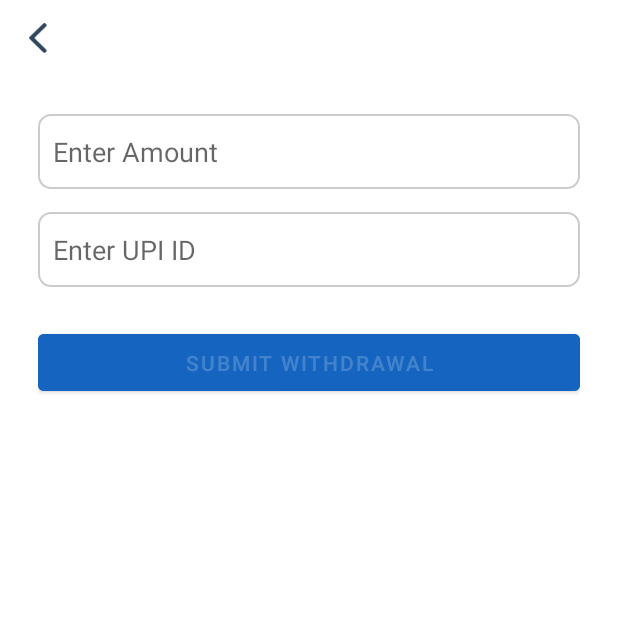
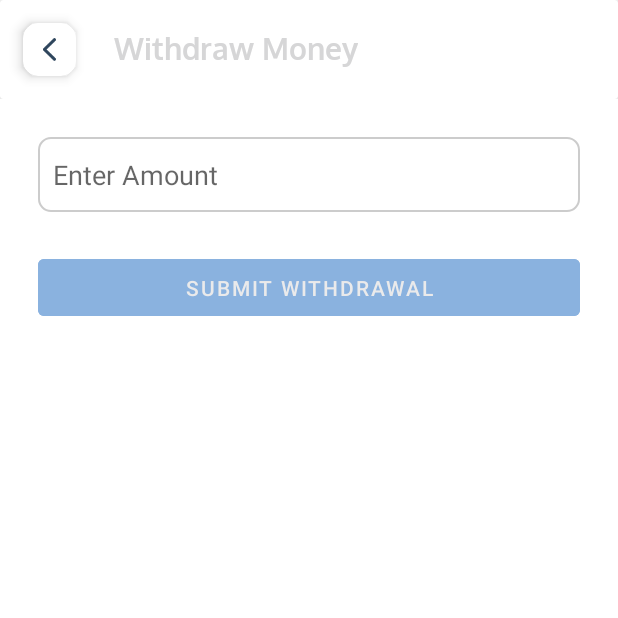
Before and after one commit to rahulpatil8432/primeplays, an Android app: the withdraw_money screen opened directly, with no data from a screen before it, on a phone screen of 412 x 824 dp, the top half of it. Run offline under Robolectric (Android 15) with nearby library versions, the phone set to English and light mode, and no system bars; our stand-ins replace Firebase (no records; nobody signed in at launch, a user with empty details on screens opened directly).

Commit message:
withdraw money add account and ifsc also add validation on field and disabled the button

```diff
--- a/app/src/main/java/com/rkonline/android/withdraw_money.java
+++ b/app/src/main/java/com/rkonline/android/withdraw_money.java
@@ -1,7 +1,10 @@
 package com.rkonline.android;
 
 import android.os.Bundle;
+import android.text.Editable;
 import android.text.TextUtils;
+import android.text.TextWatcher;
+import android.view.View;
 import android.widget.EditText;
 import android.widget.Toast;
 
@@ -14,10 +17,10 @@ import java.util.Map;
 
 public class withdraw_money extends AppCompatActivity {
 
-    EditText amountInput, upiInput;
+    EditText amountInput, upiInput,accNoInput,IFSCcodeInput;
     FirebaseFirestore db;
 
-    String userMobile;
+    String userMobile,wallet;
 
     @Override
     protected void onCreate(Bundle savedInstanceState) {
@@ -26,15 +29,42 @@ public class withdraw_money extends AppCompatActivity {
 
         amountInput = findViewById(R.id.amount);
         upiInput = findViewById(R.id.upi);
+        accNoInput = findViewById(R.id.accNo);
+        IFSCcodeInput = findViewById(R.id.IFSCcode);
+        upiInput.setVisibility(View.GONE);
+        accNoInput.setVisibility(View.GONE);
+        IFSCcodeInput.setVisibility(View.GONE);
+        userMobile = getSharedPreferences(constant.prefs, MODE_PRIVATE)
+                .getString("mobile", null);
+        wallet =  getSharedPreferences(constant.prefs, MODE_PRIVATE)
+                .getString("wallet", null);
 
+        findViewById(R.id.submit).setEnabled(false);
+        findViewById(R.id.submit).setAlpha(0.5f);
+
+        TextWatcher watcher = new TextWatcher() {
+            @Override public void beforeTextChanged(CharSequence s, int start, int count, int after) {}
+            @Override public void onTextChanged(CharSequence s, int start, int before, int count) {
+                boolean checkButton = validateInputs();
+                findViewById(R.id.submit).setAlpha(checkButton ? 1.0f : 0.5f);
+                findViewById(R.id.submit).setEnabled(checkButton);
+            }
+            @Override public void afterTextChanged(Editable s) {}
+        };
+        amountInput.addTextChangedListener(watcher);
+        upiInput.addTextChangedListener(watcher);
+        accNoInput.addTextChangedListener(watcher);
+        IFSCcodeInput.addTextChangedListener(watcher);
         db = FirebaseFirestore.getInstance();
 
-        userMobile = getSharedPreferences(constant.prefs, MODE_PRIVATE)
-                .getString("mobile", null);
 
         findViewById(R.id.back).setOnClickListener(v -> finish());
 
-        findViewById(R.id.submit).setOnClickListener(v -> submitWithdrawal());
+        findViewById(R.id.submit).setOnClickListener(v -> {
+            if (validateInputs()) {
+                submitWithdrawal();
+            }
+        });
     }
 
 
@@ -43,21 +73,15 @@ public class withdraw_money extends AppCompatActivity {
 
         String amount = amountInput.getText().toString().trim();
         String upi = upiInput.getText().toString().trim();
-
-        if (TextUtils.isEmpty(amount) || amount.equals("0")) {
-            amountInput.setError("Enter valid amount");
-            return;
-        }
-
-        if (TextUtils.isEmpty(upi) || !upi.contains("@")) {
-            upiInput.setError("Enter valid UPI ID");
-            return;
-        }
+        String accNum = accNoInput.getText().toString().trim();
+        String ifscCode = IFSCcodeInput.getText().toString().trim();
 
         Map<String, Object> withdrawData = new HashMap<>();
         withdrawData.put("mobile", userMobile);
         withdrawData.put("amount", Integer.parseInt(amount));
         withdrawData.put("upi", upi);
+        withdrawData.put("accountNo", accNum);
+        withdrawData.put("IFSCCode", ifscCode);
         withdrawData.put("status", "pending");       // admin will approve
         withdrawData.put("timestamp", System.currentTimeMillis());
 
@@ -77,4 +101,91 @@ public class withdraw_money extends AppCompatActivity {
                                 Toast.LENGTH_SHORT).show()
                 );
     }
+
+    private boolean validateInputs() {
+
+        boolean isValid = true;
+
+        String amountStr = amountInput.getText().toString().trim();
+
+        // 🔹 AMOUNT VALIDATION
+        if (TextUtils.isEmpty(amountStr)) {
+            amountInput.setError("Enter amount");
+            isValid = false;
+        } else {
+            int amount = Integer.parseInt(amountStr);
+
+            if (amount <= 0) {
+                amountInput.setError("Enter valid amount");
+                isValid = false;
+            } else if (amount > Integer.parseInt(wallet)) {
+                amountInput.setError("Insufficient balance");
+                isValid = false;
+            } else {
+                amountInput.setError(null);
+            }
+
+            // 🔹 Decide UPI or BANK
+            if (amount > 50000) {
+
+                upiInput.setVisibility(View.GONE);
+                accNoInput.setVisibility(View.VISIBLE);
+                IFSCcodeInput.setVisibility(View.VISIBLE);
+
+                // Account Number
+                if (TextUtils.isEmpty(accNoInput.getText().toString().trim())) {
+                    accNoInput.setError("Enter account number");
+                    isValid = false;
+                } else {
+                    accNoInput.setError(null);
+                }
+
+                // IFSC
+                if (TextUtils.isEmpty(IFSCcodeInput.getText().toString().trim())) {
+                    IFSCcodeInput.setError("Enter IFSC code");
+                    isValid = false;
+                } else {
+                    IFSCcodeInput.setError(null);
+                }
+
+            } else {
+
+                upiInput.setVisibility(View.VISIBLE);
+                accNoInput.setVisibility(View.GONE);
+                IFSCcodeInput.setVisibility(View.GONE);
+
+                // UPI
+                String upi = upiInput.getText().toString().trim();
+//                if (TextUtils.isEmpty(upi)) {
+//                    upiInput.setError("Enter UPI ID");
+//                    isValid = false;
+//                } else if (!upi.contains("@")) {
+//                    upiInput.setError("Invalid UPI ID");
+//                    isValid = false;
+//                } else {
+//                    upiInput.setError(null);
+//                }
+                if (TextUtils.isEmpty(upi)) {
+                    upiInput.setError("Enter UPI ID");
+                    isValid = false;
+
+                } else if (!isValidUpi(upi)) {
+                    upiInput.setError("Invalid UPI ID");
+                    isValid = false;
+
+                } else {
+                    upiInput.setError(null);
+                }
+            }
+        }
+
+        return isValid;
+    }
+    private boolean isValidUpi(String upi) {
+        String UPI_REGEX = "^[a-zA-Z0-9._-]{2,256}@[a-zA-Z]{2,64}$";
+        return !TextUtils.isEmpty(upi) && upi.matches(UPI_REGEX);
+    }
+
+
+
 }
--- a/app/src/main/res/layout/activity_withdraw_money.xml
+++ b/app/src/main/res/layout/activity_withdraw_money.xml
@@ -9,14 +9,48 @@
         android:layout_width="match_parent"
         android:layout_height="wrap_content"
         android:orientation="horizontal"
-        android:id="@+id/back"
-        android:padding="15dp">
+        android:id="@+id/back">
 
-        <ImageView
-            android:layout_width="20dp"
-            android:layout_height="20dp"
-            android:src="@drawable/back"
-            app:tint="@color/font" />
+    <androidx.cardview.widget.CardView
+        android:layout_width="match_parent"
+        android:layout_height="wrap_content"
+        android:id="@+id/toolbar"
+        android:background="@color/background">
+
+        <LinearLayout
+            android:layout_width="wrap_content"
+            android:orientation="horizontal"
+            android:layout_height="wrap_content">
+
+            <androidx.cardview.widget.CardView
+                android:layout_width="wrap_content"
+                android:id="@+id/back"
+                android:layout_margin="15dp"
+                app:cardElevation="5dp"
+                app:cardCornerRadius="10dp"
+                android:layout_height="wrap_content">
+
+                <ImageView
+                    android:layout_width="15dp"
+                    android:layout_height="15dp"
+                    app:tint="@color/font"
+                    android:src="@drawable/back"
+                    android:layout_margin="10dp" />
+
+            </androidx.cardview.widget.CardView>
+
+            <com.rkonline.android.latobold
+                android:layout_width="wrap_content"
+                android:layout_height="wrap_content"
+                android:layout_gravity="center_vertical"
+                android:textColor="@color/md_black_1000"
+                android:layout_centerHorizontal="true"
+                android:textSize="20sp"
+                android:layout_centerVertical="true"
+                android:layout_marginLeft="10dp"
+                android:text="Withdraw Money" />
+        </LinearLayout>
+    </androidx.cardview.widget.CardView>
     </LinearLayout>
 
     <LinearLayout
@@ -45,13 +79,34 @@
             android:layout_marginTop="15dp"
             android:background="@drawable/edit_bg"/>
 
+        <EditText
+            android:id="@+id/accNo"
+            android:layout_width="match_parent"
+            android:layout_height="50dp"
+            android:hint="Enter Account No."
+            android:inputType="number"
+            android:padding="10dp"
+            android:layout_marginTop="15dp"
+            android:background="@drawable/edit_bg"/>
+
+        <EditText
+            android:id="@+id/IFSCcode"
+            android:layout_width="match_parent"
+            android:layout_height="50dp"
+            android:hint="Enter IFSC Code"
+            android:inputType="text"
+            android:padding="10dp"
+            android:layout_marginTop="15dp"
+            android:background="@drawable/edit_bg"/>
+
+
         <Button
             android:id="@+id/submit"
             android:layout_width="match_parent"
             android:layout_height="50dp"
             android:text="Submit Withdrawal"
             android:backgroundTint="@color/colorPrimary"
-            android:textColor="@color/white_translucent"
+            android:textColor="@color/md_white_1000"
             android:layout_marginTop="25dp"/>
 
     </LinearLayout>
--- a/app/src/main/res/layout/game_layout.xml
+++ b/app/src/main/res/layout/game_layout.xml
@@ -28,8 +28,9 @@
                 android:id="@+id/gameIcon"
                 android:layout_width="28dp"
                 android:layout_height="28dp"
-                android:tint="@android:color/white"
-                android:src="@drawable/ic_single_digit" />
+                android:layout_gravity="center"
+                android:src="@drawable/ic_single_digit"
+                android:tint="@android:color/white" />
         </FrameLayout>
 
         <!-- Game name -->
```
